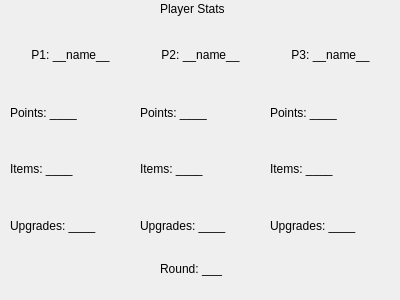
Above: Connect4/statsdisplay.ui from ramirez-gabriela27/Connect-Four before the change. Below: the same form after it.
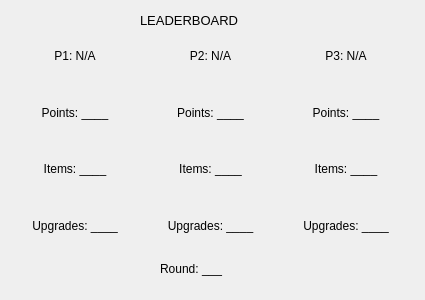
That is the form after the change.

Commit message: Leaderboard updates player names

```diff
--- a/Connect4/statsdisplay.ui
+++ b/Connect4/statsdisplay.ui
@@ -9,7 +9,7 @@
    <rect>
     <x>0</x>
     <y>0</y>
-    <width>400</width>
+    <width>425</width>
     <height>300</height>
    </rect>
   </property>
@@ -22,14 +22,32 @@
   <widget class="QLabel" name="stat_label">
    <property name="geometry">
     <rect>
+     <x>140</x>
+     <y>10</y>
+     <width>121</width>
+     <height>20</height>
+    </rect>
+   </property>
+   <property name="font">
+    <font>
+     <pointsize>10</pointsize>
+    </font>
+   </property>
+   <property name="text">
+    <string>LEADERBOARD</string>
+   </property>
+  </widget>
+  <widget class="QLabel" name="round_label">
+   <property name="geometry">
+    <rect>
      <x>160</x>
-     <y>0</y>
+     <y>260</y>
      <width>81</width>
      <height>17</height>
     </rect>
    </property>
    <property name="text">
-    <string>Player Stats</string>
+    <string>Round: ___</string>
    </property>
   </widget>
   <widget class="QWidget" name="verticalLayoutWidget">
@@ -37,15 +55,20 @@
     <rect>
      <x>10</x>
      <y>30</y>
-     <width>121</width>
+     <width>401</width>
      <height>221</height>
     </rect>
    </property>
+   <layout class="QHBoxLayout" name="horizontalLayout">
+    <item>
    <layout class="QVBoxLayout" name="p1_stat_layout">
     <item>
      <widget class="QLabel" name="name_p1">
       <property name="text">
-       <string>&lt;html&gt;&lt;head/&gt;&lt;body&gt;&lt;p align=&quot;center&quot;&gt;P1: __name__&lt;/p&gt;&lt;/body&gt;&lt;/html&gt;</string>
+         <string>P1: N/A</string>
+        </property>
+        <property name="alignment">
+         <set>Qt::AlignCenter</set>
       </property>
      </widget>
     </item>
@@ -54,6 +77,9 @@
       <property name="text">
        <string>Points: ____</string>
       </property>
+        <property name="alignment">
+         <set>Qt::AlignCenter</set>
+        </property>
      </widget>
     </item>
     <item>
@@ -61,6 +87,9 @@
       <property name="text">
        <string>Items: ____</string>
       </property>
+        <property name="alignment">
+         <set>Qt::AlignCenter</set>
+        </property>
      </widget>
     </item>
     <item>
@@ -68,24 +97,22 @@
       <property name="text">
        <string>Upgrades: ____</string>
       </property>
-     </widget>
-    </item>
-   </layout>
-  </widget>
-  <widget class="QWidget" name="verticalLayoutWidget_2">
-   <property name="geometry">
-    <rect>
-     <x>140</x>
-     <y>30</y>
-     <width>121</width>
-     <height>221</height>
-    </rect>
-   </property>
+        <property name="alignment">
+         <set>Qt::AlignCenter</set>
+        </property>
+       </widget>
+      </item>
+     </layout>
+    </item>
+    <item>
    <layout class="QVBoxLayout" name="p2_stat_layout">
     <item>
      <widget class="QLabel" name="name_p2">
       <property name="text">
-       <string>&lt;html&gt;&lt;head/&gt;&lt;body&gt;&lt;p align=&quot;center&quot;&gt;P2: __name__&lt;/p&gt;&lt;/body&gt;&lt;/html&gt;</string>
+         <string>P2: N/A</string>
+        </property>
+        <property name="alignment">
+         <set>Qt::AlignCenter</set>
       </property>
      </widget>
     </item>
@@ -94,6 +121,9 @@
       <property name="text">
        <string>Points: ____</string>
       </property>
+        <property name="alignment">
+         <set>Qt::AlignCenter</set>
+        </property>
      </widget>
     </item>
     <item>
@@ -101,6 +131,9 @@
       <property name="text">
        <string>Items: ____</string>
       </property>
+        <property name="alignment">
+         <set>Qt::AlignCenter</set>
+        </property>
      </widget>
     </item>
     <item>
@@ -108,24 +141,22 @@
       <property name="text">
        <string>Upgrades: ____</string>
       </property>
-     </widget>
-    </item>
-   </layout>
-  </widget>
-  <widget class="QWidget" name="verticalLayoutWidget_3">
-   <property name="geometry">
-    <rect>
-     <x>270</x>
-     <y>30</y>
-     <width>121</width>
-     <height>221</height>
-    </rect>
-   </property>
+        <property name="alignment">
+         <set>Qt::AlignCenter</set>
+        </property>
+       </widget>
+      </item>
+     </layout>
+    </item>
+    <item>
    <layout class="QVBoxLayout" name="p3_stat_layout">
     <item>
      <widget class="QLabel" name="name_p3">
       <property name="text">
-       <string>&lt;html&gt;&lt;head/&gt;&lt;body&gt;&lt;p align=&quot;center&quot;&gt;P3: __name__&lt;/p&gt;&lt;/body&gt;&lt;/html&gt;</string>
+         <string>P3: N/A</string>
+        </property>
+        <property name="alignment">
+         <set>Qt::AlignCenter</set>
       </property>
      </widget>
     </item>
@@ -134,6 +165,9 @@
       <property name="text">
        <string>Points: ____</string>
       </property>
+        <property name="alignment">
+         <set>Qt::AlignCenter</set>
+        </property>
      </widget>
     </item>
     <item>
@@ -141,6 +175,9 @@
       <property name="text">
        <string>Items: ____</string>
       </property>
+        <property name="alignment">
+         <set>Qt::AlignCenter</set>
+        </property>
      </widget>
     </item>
     <item>
@@ -148,22 +185,14 @@
       <property name="text">
        <string>Upgrades: ____</string>
       </property>
+        <property name="alignment">
+         <set>Qt::AlignCenter</set>
+        </property>
      </widget>
     </item>
    </layout>
-  </widget>
-  <widget class="QLabel" name="round_label">
-   <property name="geometry">
-    <rect>
-     <x>160</x>
-     <y>260</y>
-     <width>81</width>
-     <height>17</height>
-    </rect>
-   </property>
-   <property name="text">
-    <string>Round: ___</string>
-   </property>
+    </item>
+   </layout>
   </widget>
  </widget>
  <resources/>
```
Left out of the diff: 2 changed lines with no effect on the pictures. Lines whose indentation alone changed are shown as unchanged. The commit also changes 6 other files.
